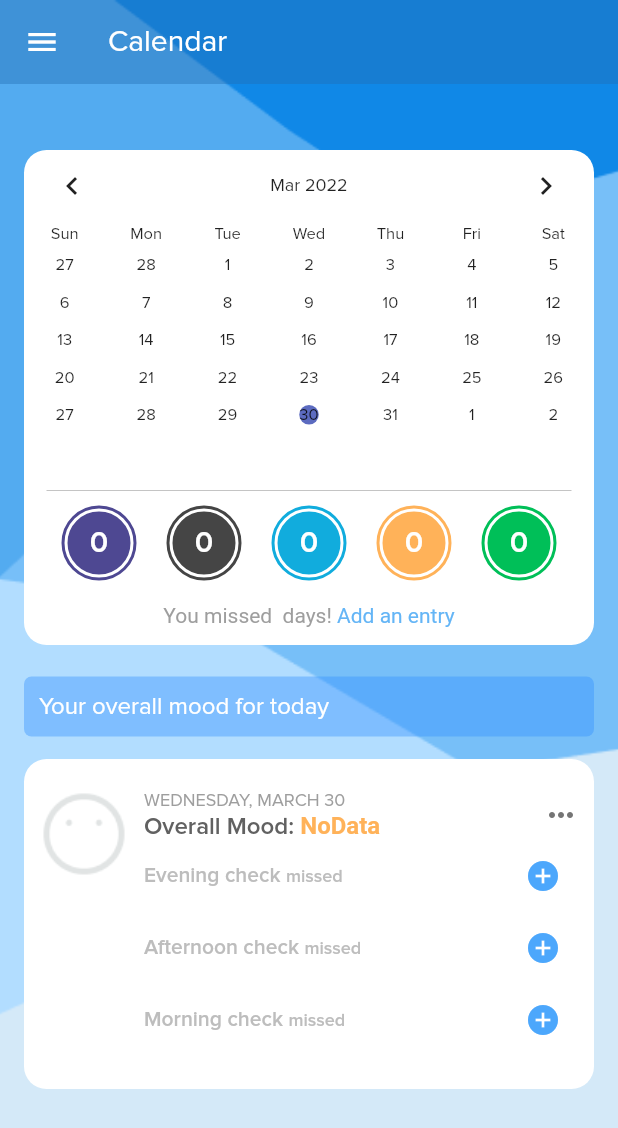
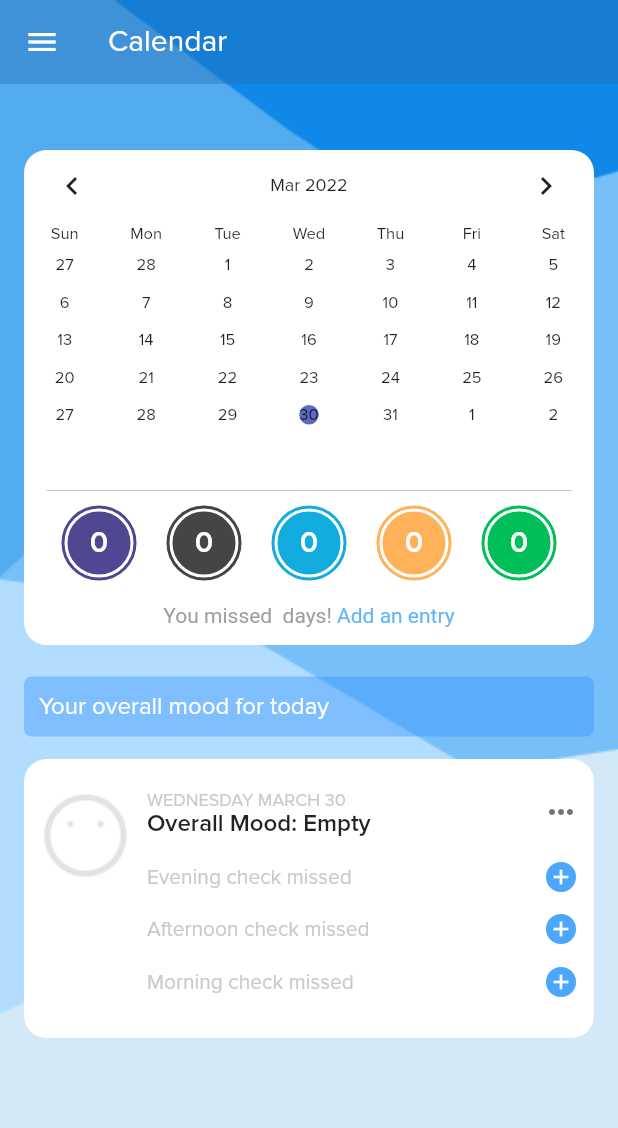
Before and after one commit to JobCuta/CIS-9340-Thesis, a Flutter app: the CalendarScreen screen opened by its route, on a phone screen of 412 x 824 dp. Shown: the top 1128 px of the screen. Run offline on Flutter 3.47's test engine with Material 2 defaults, Android fonts, the phone set to English and light mode, and no system bars; drawn by our look-alikes of table_calendar; our stand-ins replace animated_text_kit, circular_countdown_timer, email_validator, expandable, file_picker, flutter_local_notifications and 10 more; missing offline and left inert: flutter_email_sender, video_thumbnail; accounts and stored records are empty.

Commit message:
minor changes to bottom container of calendarScreen

```diff
--- a/lib/screens/main/CalendarScreen.dart
+++ b/lib/screens/main/CalendarScreen.dart
@@ -47,25 +47,6 @@ class _CalendarScreenState extends State<CalendarScreen>{
   String addPath = 'assets/images/add.png';
   String neutralPath = 'assets/images/face_neutral_selected.png';
   Image happy = Image.asset('assets/images/face_happy_selected.png', height: 60, width: 60);
-
-  Container _checkIfMonthLabelToDisplay(int index) {
-    if (emotionEntries[index].month != emotionEntries[index--].month) {
-      return Container(
-        alignment: Alignment.center,
-        padding: const EdgeInsets.symmetric(
-            vertical: 12.0, horizontal: 12.0),
-        decoration: BoxDecoration(
-            color: const Color(0xff216CB2).withOpacity(1.00),
-            borderRadius:
-            const BorderRadius.all(Radius.circular(10))),
-        child: Text(
-            emotionEntries[index--].month + " " + emotionEntries[index--].day.toString(),
-            textAlign: TextAlign.center,
-            style: Theme.of(context).textTheme.bodyText1?.copyWith(color: Colors.white)),
-      );
-    }
-    return Container();
-  }
 
   @override
   Widget build(BuildContext context) {
@@ -250,7 +231,6 @@ class _CalendarScreenState extends State<CalendarScreen>{
                                     itemCount: emotionEntries.length,
                                     itemBuilder: (context, index) {
                                     return Container(
-                                      height: 220,
                                       width: MediaQuery.of(context).size.width,
                                       decoration: containerDecoration(),
                                       child: Padding(
@@ -262,131 +242,174 @@ class _CalendarScreenState extends State<CalendarScreen>{
                                             Get.toNamed('/entriesDetailScreen');
                                           },
                                           child: Row(
-                                            children: [
-                                              Column(
+                                              crossAxisAlignment: CrossAxisAlignment.start,
                                               children: [
                                                 Image(
                                                   image: moodMap[emotionEntries[index].overallMood]!.icon,
-                                                  width: 60, height: 60,),],
+                                                  width: 62,
+                                                  height: 62,
                                                 ),
+
                                                 const SizedBox(width: 10.0),
-                                              SizedBox(
-                                                width: MediaQuery.of(context).size.width - 122,
+
+                                                Expanded(
                                                   child: Column(
                                                     crossAxisAlignment: CrossAxisAlignment.start,
                                                     mainAxisAlignment: MainAxisAlignment.start,
                                                     children: [
                                                       Row(
                                                         mainAxisAlignment: MainAxisAlignment.spaceBetween,
-                                                      children: <Widget>[
+                                                        children: [
                                                           Column(
+                                                            mainAxisAlignment: MainAxisAlignment.start,
                                                             crossAxisAlignment: CrossAxisAlignment.start,
                                                             children: [
-                                                            Text(displayedDate.toUpperCase(),
-                                                                style: const TextStyle(
-                                                                    color: Colors.grey,
-                                                                    fontSize: 12)),
-                                                            RichText(
+                                                              Text((emotionEntries[index].weekday + " " + emotionEntries[index].month + " " + emotionEntries[index].day.toString()).toUpperCase(),
+                                                                style: Theme.of(context).textTheme.caption!.copyWith(color: const Color(0x00C7CBCC).withOpacity(1.0)),
+                                                              ),
+                                                              Text('Overall Mood: ' + (emotionEntries[index].overallMood != 'NoData' ? emotionEntries[index].overallMood : 'Empty'),
+                                                                style: Theme.of(context).textTheme.bodyText1!.copyWith(fontWeight: FontWeight.w600),
+                                                              ),
+                                                            ],
+                                                          ),
+                                                          Icon(Icons.more_horiz, color: Colors.grey[600],)
+                                                        ],
+                                                      ),
+
+                                                      const SizedBox(height: 10.0),
+
+                                                      SizedBox(
+                                                        height: 35,
+                                                        child: Row(
+                                                          mainAxisAlignment: MainAxisAlignment.spaceBetween,
+                                                          children: [
+                                                            SizedBox(
+                                                              width: 170,
+                                                              child: RichText(
                                                                 text: TextSpan(
-                                                                  text: 'Overall Mood: ',
-                                                                  style: statusTextStyle(16.0, filled),
+                                                                    text: 'Evening check ',
+                                                                    style: Theme.of(context).textTheme.bodyText2?.copyWith(color: (emotionEntries[index].eveningCheck.mood != 'NoData') ? const Color(0xff161818).withOpacity(1.0) : const Color(0x00C7CBCC).withOpacity(1.0)),
                                                                     children: <TextSpan>[
-                                                                    TextSpan(
-                                                                        text: emotionEntries[index].overallMood,
-                                                                        style: TextStyle(color: color4))
-                                                                  ]
+                                                                      TextSpan(text: (emotionEntries[index].eveningCheck.mood != 'NoData') ? emotionEntries[index].eveningCheck.time : 'missed', style: Theme.of(context).textTheme.bodyText2?.copyWith(color: const Color(0x00C7CBCC).withOpacity(1.0))
+                                                                      )]
+                                                                ),
+                                                              ),
+                                                            ),
+
+                                                            (emotionEntries[index].eveningCheck.mood != 'NoData')
+                                                                ? Padding(
+                                                              padding: const EdgeInsets.only(left: 15.0),
+                                                              child: Image(
+                                                                  image: moodMap[emotionEntries[index].eveningCheck.mood]!.icon,
+                                                                  width: 24,
+                                                                  height: 24
                                                               ),
                                                             )
-                                                          ],
-                                                        ),
-                                                        Icon(Icons.more_horiz,
-                                                            color: Colors.grey[600])
-                                                      ],
-                                                    ),
-                                                    Row(
-                                                      mainAxisAlignment: MainAxisAlignment.spaceBetween,
-                                                      children: <Widget>[
-                                                        RichText(
-                                                          text: TextSpan(
-                                                              text: 'Evening check ',
-                                                              style: statusTextStyle(14.0, checkIfFilledDay(emotionEntries[index].eveningCheck.time)),
-                                                              children: <
-                                                                  TextSpan>[
-                                                                TextSpan(
-                                                                    text: checkIfFilledTime(emotionEntries[index].eveningCheck.time),
-                                                                    style: statusTextStyle(12.0, timeFilled))
-                                                              ]
-                                                          ),
-                                                        ),
-                                                        (emotionEntries[index].eveningCheck.mood != 'NoData')
-                                                            ? Image(
-                                                            image: moodMap[emotionEntries[index].eveningCheck.mood]!.icon, width: 24, height: 24
-                                                        )
-                                                            : IconButton(onPressed: () {
+                                                                : Padding(
+                                                                padding: const EdgeInsets.only(left: 15.0),
+                                                                child: InkWell(
+                                                                    onTap: () {
                                                                       _emotionController.updatePartOfTheDayCheck(PartOfTheDay.Evening);
                                                                       _emotionController.updateIfAddingFromDaily(false);
                                                                       _emotionController.updateEditMode(false);
                                                                       Get.toNamed('/emotionStartScreen');
-                                                              }, icon: Icon(Icons.add_circle, color: const Color(0x004CA7FC).withOpacity(1.0)))
+                                                                    },
+                                                                    child: Icon(Icons.add_circle, color: const Color(0x004CA7FC).withOpacity(1.0))
+                                                                )
+                                                            )
                                                           ],
                                                         ),
-                                                    //const SizedBox(height: 15),
-                                                    Row(
+                                                      ),
+
+                                                      SizedBox(
+                                                        height: 35,
+                                                        child: Row(
                                                           mainAxisAlignment: MainAxisAlignment.spaceBetween,
-                                                      children: <Widget>[
-                                                        RichText(
+                                                          children: [
+                                                            SizedBox(
+                                                              width: 170,
+                                                              child: RichText(
                                                                 text: TextSpan(
                                                                     text: 'Afternoon check ',
-                                                              style: statusTextStyle(14.0, checkIfFilledDay(emotionEntries[index].afternoonCheck.time)),
+                                                                    style: Theme.of(context).textTheme.bodyText2?.copyWith(color: (emotionEntries[index].afternoonCheck.mood != 'NoData') ? const Color(0xff161818).withOpacity(1.0) : const Color(0x00C7CBCC).withOpacity(1.0)),
                                                                     children: <TextSpan>[
-                                                                TextSpan(
-                                                                    text: checkIfFilledTime(emotionEntries[index].afternoonCheck.time),
-                                                                    style: statusTextStyle(12.0, timeFilled))
-                                                              ]
+                                                                      TextSpan(text: (emotionEntries[index].afternoonCheck.mood != 'NoData') ? emotionEntries[index].afternoonCheck.time : 'missed', style: Theme.of(context).textTheme.bodyText2?.copyWith(color: const Color(0x00C7CBCC).withOpacity(1.0))
+                                                                      )]
                                                                 ),
                                                               ),
+                                                            ),
+
                                                             (emotionEntries[index].afternoonCheck.mood != 'NoData')
-                                                            ? Image(
-                                                            image: moodMap[emotionEntries[index].afternoonCheck.mood]!.icon, width: 24, height: 24)
-                                                            : IconButton(onPressed: () {
+                                                                ? Padding(
+                                                              padding: const EdgeInsets.only(left: 15.0),
+                                                                child: Image(
+                                                                  image: moodMap[emotionEntries[index].afternoonCheck.mood]!.icon,
+                                                                  width: 24,
+                                                                  height: 24
+                                                              ),
+                                                            )
+                                                                : Padding(
+                                                                padding: const EdgeInsets.only(left: 15.0),
+                                                                  child: InkWell(
+                                                                    onTap: () {
                                                                       _emotionController.updatePartOfTheDayCheck(PartOfTheDay.Afternoon);
                                                                       _emotionController.updateIfAddingFromDaily(false);
                                                                       _emotionController.updateEditMode(false);
                                                                       Get.toNamed('/emotionStartScreen');
-                                                              }, icon: Icon(Icons.add_circle, color: const Color(0x004CA7FC).withOpacity(1.0)))
+                                                                    },
+                                                                    child: Icon(Icons.add_circle, color: const Color(0x004CA7FC).withOpacity(1.0))
+                                                                )
+                                                            )
                                                           ],
                                                         ),
-                                                    // const SizedBox(height: 15),
-                                                    Row(
+                                                      ),
+
+                                                      SizedBox(
+                                                        height: 35,
+                                                        child: Row(
                                                           mainAxisAlignment: MainAxisAlignment.spaceBetween,
-                                                      children: <Widget>[
-                                                        RichText(
+                                                          children: [
+                                                            SizedBox(
+                                                              width: 150,
+                                                              child: RichText(
                                                                 text: TextSpan(
                                                                     text: 'Morning check ',
-                                                              style: statusTextStyle(14.0, checkIfFilledDay(emotionEntries[index].morningCheck.time)),
+                                                                    style: Theme.of(context).textTheme.bodyText2?.copyWith(color: (emotionEntries[index].morningCheck.mood != 'NoData') ? const Color(0xff161818).withOpacity(1.0) : const Color(0x00C7CBCC).withOpacity(1.0)),
                                                                     children: <TextSpan>[
-                                                                TextSpan(
-                                                                    text: checkIfFilledTime(emotionEntries[index].morningCheck.time),
-                                                                    style: statusTextStyle(12.0, timeFilled))
-                                                              ]
+                                                                      TextSpan(text: (emotionEntries[index].morningCheck.mood != 'NoData') ? emotionEntries[index].morningCheck.time : 'missed', style: Theme.of(context).textTheme.bodyText2?.copyWith(color: const Color(0x00C7CBCC).withOpacity(1.0))
+                                                                      )]
                                                                 ),
                                                               ),
+                                                            ),
+
                                                             (emotionEntries[index].morningCheck.mood != 'NoData')
-                                                            ? Image(
-                                                            image: moodMap[emotionEntries[index].morningCheck.mood]!.icon, width: 24, height: 24
+                                                                ? Padding(
+                                                              padding: const EdgeInsets.only(left: 15.0),
+                                                                child: Image(
+                                                                  image: moodMap[emotionEntries[index].morningCheck.mood]!.icon,
+                                                                  width: 24,
+                                                                  height: 24
+                                                              ),
                                                             )
-                                                            : IconButton(onPressed: () {
+                                                                : Padding(
+                                                                padding: const EdgeInsets.only(left: 15.0),
+                                                                child: InkWell(
+                                                                    onTap: () {
                                                                       _emotionController.updatePartOfTheDayCheck(PartOfTheDay.Morning);
                                                                       _emotionController.updateIfAddingFromDaily(false);
                                                                       _emotionController.updateEditMode(false);
                                                                       Get.toNamed('/emotionStartScreen');
-                                                              }, icon: Icon(Icons.add_circle, color: const Color(0x004CA7FC).withOpacity(1.0)))
+                                                                    },
+                                                                    child: Icon(Icons.add_circle, color: const Color(0x004CA7FC).withOpacity(1.0))
+                                                                )
+                                                            )
                                                           ],
+                                                        ),
                                                       ),
                                                     ],
                                                   ),
-                                              )
-                                            ],
+                                                ),
+                                              ]
                                           ),
                                         ),
                                       ),
```
Lines whose indentation alone changed are shown as unchanged.
